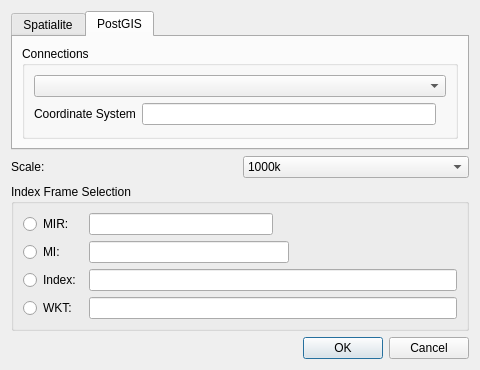
First picture: the form in LayerTools/ui_create_inom_dialog_base.ui, repository dsgoficial/DsgTools, before the edit.
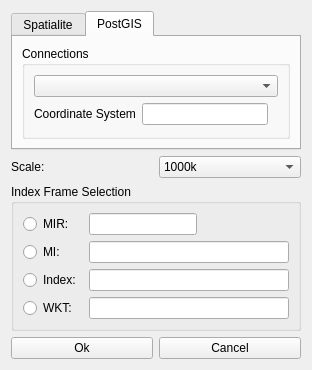
Second picture: the form after the edit.

```diff
--- a/LayerTools/ui_create_inom_dialog_base.ui
+++ b/LayerTools/ui_create_inom_dialog_base.ui
@@ -6,8 +6,8 @@
    <rect>
     <x>0</x>
     <y>0</y>
-    <width>480</width>
-    <height>348</height>
+    <width>306</width>
+    <height>356</height>
    </rect>
   </property>
   <property name="windowTitle">
@@ -320,14 +320,22 @@
     </widget>
    </item>
    <item row="3" column="0">
-    <widget class="QDialogButtonBox" name="buttonBox">
-     <property name="orientation">
-      <enum>Qt::Horizontal</enum>
-     </property>
-     <property name="standardButtons">
-      <set>QDialogButtonBox::Cancel|QDialogButtonBox::Ok</set>
-     </property>
-    </widget>
+    <layout class="QHBoxLayout" name="horizontalLayout_8">
+     <item>
+      <widget class="QPushButton" name="okButton">
+       <property name="text">
+        <string>Ok</string>
+       </property>
+      </widget>
+     </item>
+     <item>
+      <widget class="QPushButton" name="cancelButton">
+       <property name="text">
+        <string>Cancel</string>
+       </property>
+      </widget>
+     </item>
+    </layout>
    </item>
   </layout>
  </widget>
```
Left out of the diff: 35 changed lines with no effect on the pictures.
